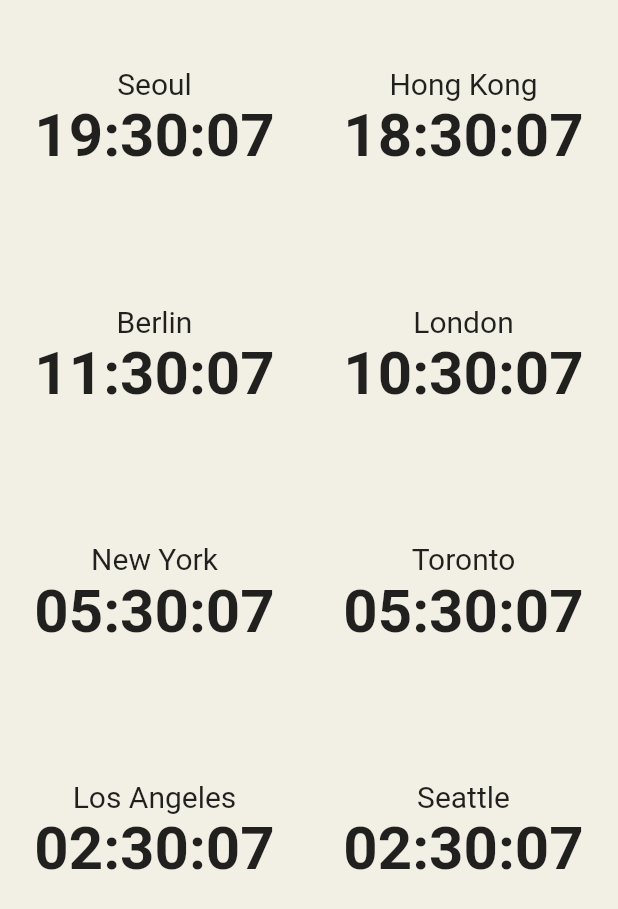
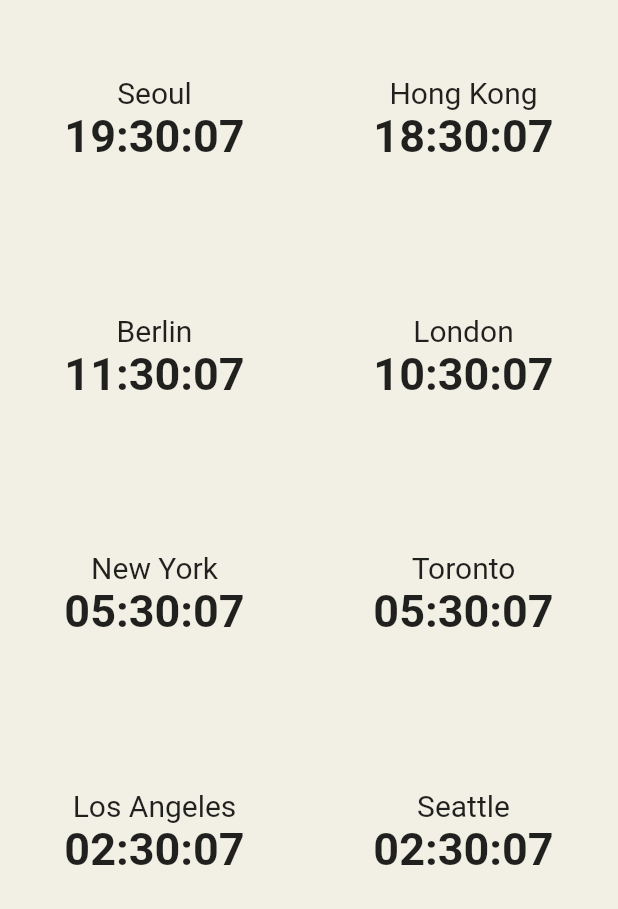
Before and after one commit to ChiwanAhn/gadoory, a Flutter app: the screen it shows after launch, on a phone screen of 412 x 824 dp. Shown: the top 909 px of the screen. Run offline on Flutter 3.47's test engine with Material 2 defaults, Android fonts, the phone set to English and light mode, and no system bars; our stand-ins replace weather; network calls fail.

Commit message:
폰트 크기 수정

```diff
--- a/lib/main.dart
+++ b/lib/main.dart
@@ -119,7 +119,7 @@ class _MyHomePageState extends State<MyHomePage> {
                       Text(
                         getTimeText(index),
                         style: TextStyle(
-                            fontSize: 40, fontWeight: FontWeight.bold),
+                            fontSize: 30, fontWeight: FontWeight.bold),
                       )
                     ],
                   ),
```
